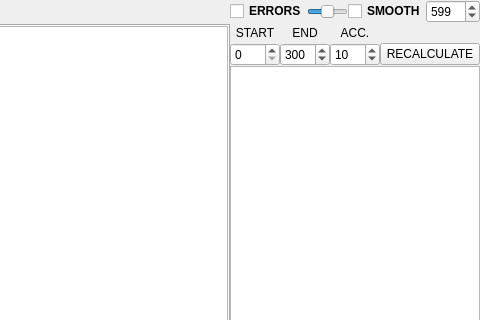
kkotysz/lcView, file scripts/lcdft.ui: the form before one commit; both pictures show x 835 to 1315 and y 0 to 320 of the 1315 by 868 pixel window.
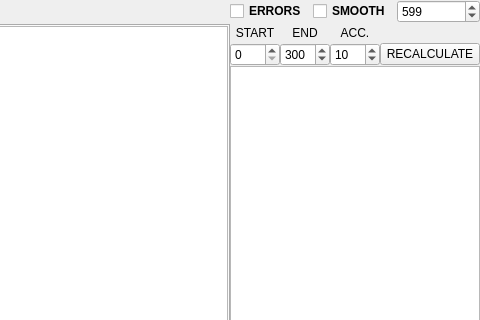
The form after the commit. Custom widgets are drawn as their Qt base class.

Commit message: removed freq slider + small plotting changes

```diff
--- a/scripts/lcdft.ui
+++ b/scripts/lcdft.ui
@@ -208,31 +208,6 @@
             </property>
            </widget>
           </item>
-          <item>
-           <widget class="QSlider" name="freq_slider">
-            <property name="minimum">
-             <number>-2000</number>
-            </property>
-            <property name="maximum">
-             <number>2000</number>
-            </property>
-            <property name="singleStep">
-             <number>1</number>
-            </property>
-            <property name="pageStep">
-             <number>100</number>
-            </property>
-            <property name="value">
-             <number>0</number>
-            </property>
-            <property name="sliderPosition">
-             <number>0</number>
-            </property>
-            <property name="orientation">
-             <enum>Qt::Horizontal</enum>
-            </property>
-           </widget>
-          </item>
           <item>
            <widget class="QCheckBox" name="smooth">
             <property name="font">
```
The commit also changes 2 other files.
